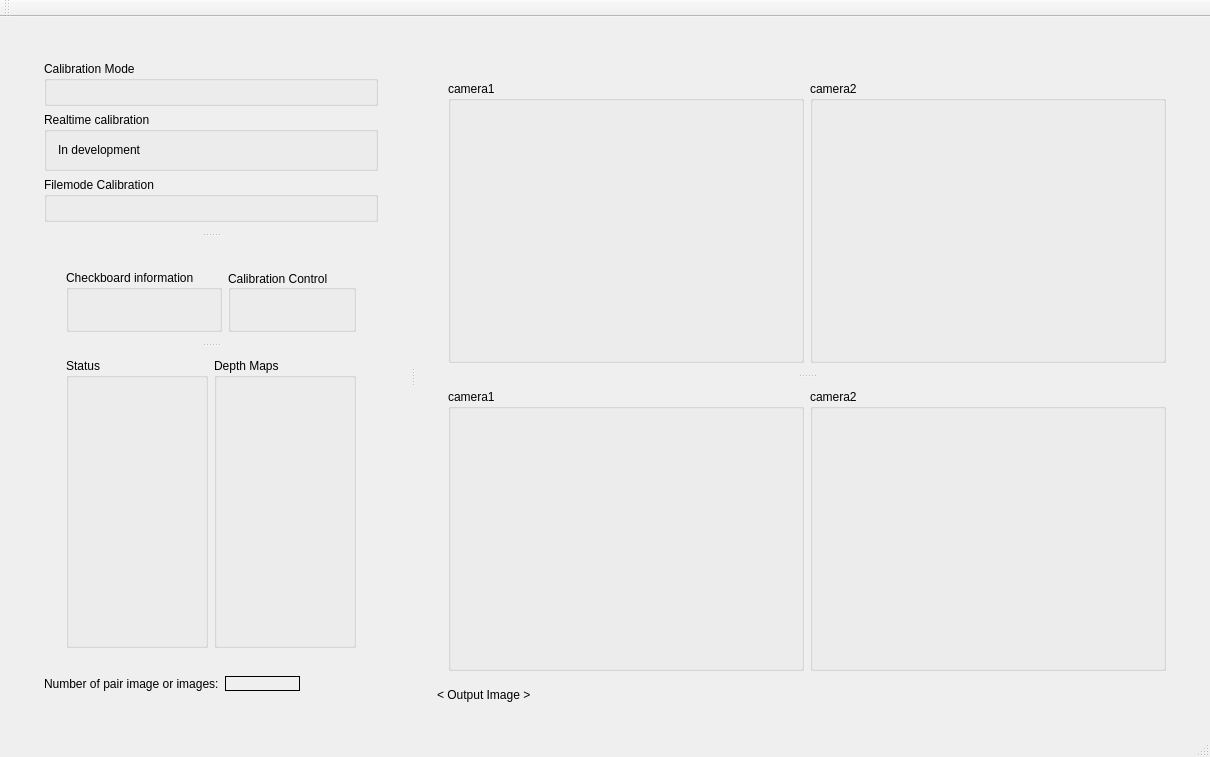
First picture: the form in mainApp/mainwindow.ui, repository oAlexandro/cvStereoPair, before the edit.
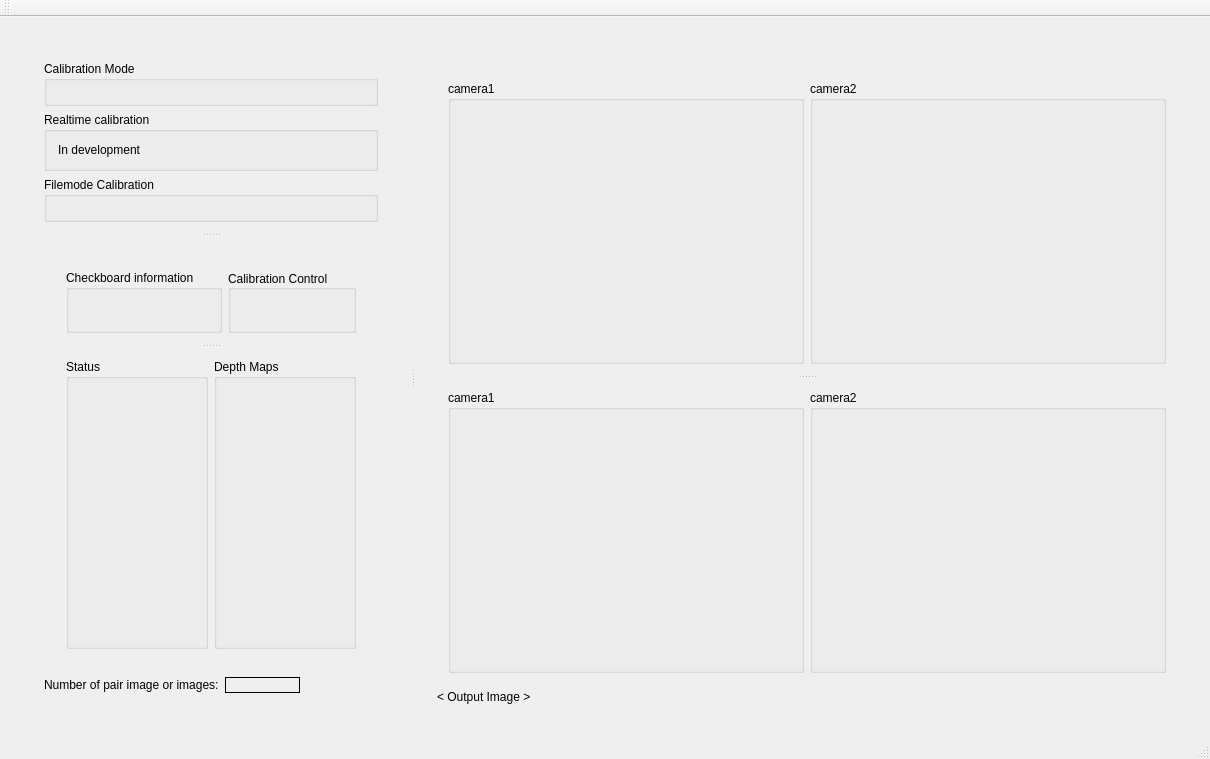
Second picture: the form after the edit.

Patch:
```diff
--- a/mainApp/mainwindow.ui
+++ b/mainApp/mainwindow.ui
@@ -6,8 +6,8 @@
    <rect>
     <x>0</x>
     <y>0</y>
-    <width>1072</width>
-    <height>669</height>
+    <width>1187</width>
+    <height>759</height>
    </rect>
   </property>
   <property name="windowTitle">
```
Left out of the diff: 2 changed lines with no effect on the pictures.
